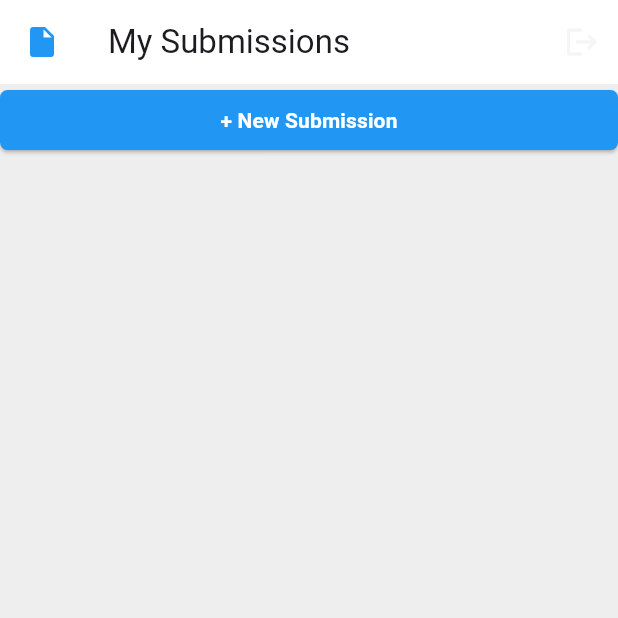
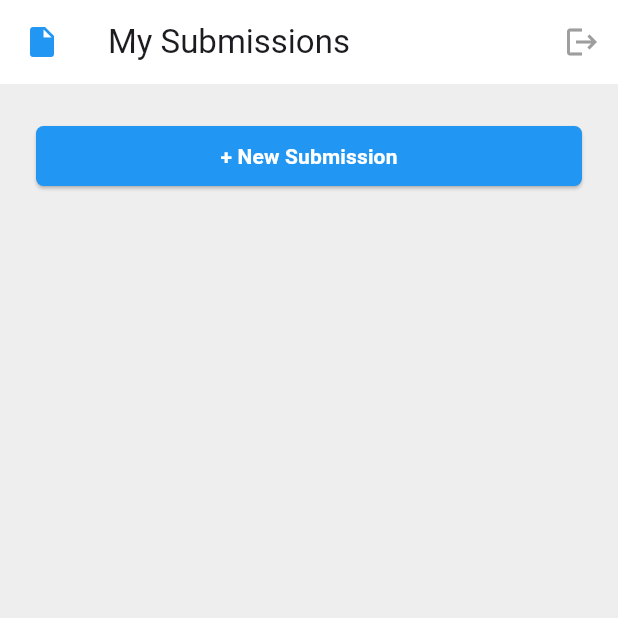
Before and after one commit to DanielLeke/TurnIn-App, a Flutter app: the screen it shows after launch, on a phone screen of 412 x 824 dp, the top half of it. Run offline on Flutter 3.47's test engine with Material 3 defaults, Android fonts, the phone set to English and light mode, and no system bars; our stand-ins replace get.

Commit message:
Made some ui styling changes

```diff
--- a/lib/students/students_page.dart
+++ b/lib/students/students_page.dart
@@ -8,7 +8,10 @@ class StudentsPage extends StatelessWidget {
     return Scaffold(
       backgroundColor: Colors.grey[200],
       appBar: studentsAppBar(),
-      body: ListView(children: [CreateSubmissionBtn()]),
+      body: Padding(
+        padding: const EdgeInsets.all(24.0),
+        child: ListView(children: [CreateSubmissionBtn()]),
+      ),
     );
   }
 
@@ -20,7 +23,7 @@ class StudentsPage extends StatelessWidget {
       actions: [
         IconButton(
           onPressed: () {},
-          icon: Icon(Icons.logout, color: Colors.grey[100]),
+          icon: Icon(Icons.logout, color: Colors.grey),
         ),
       ],
     );
```
